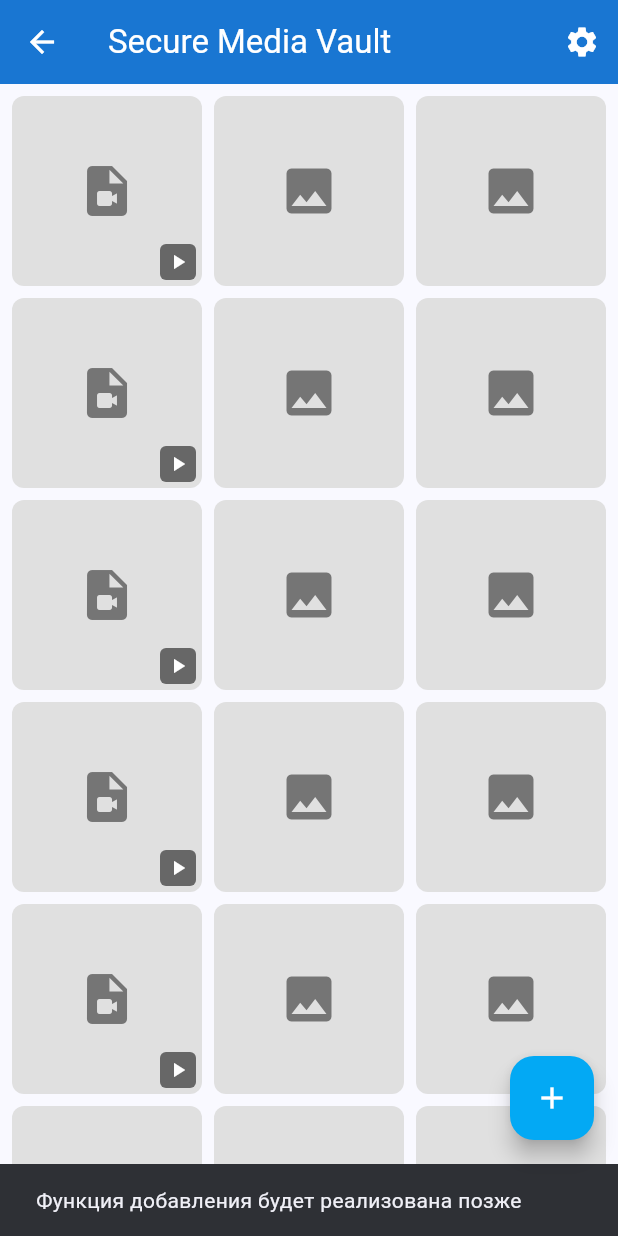
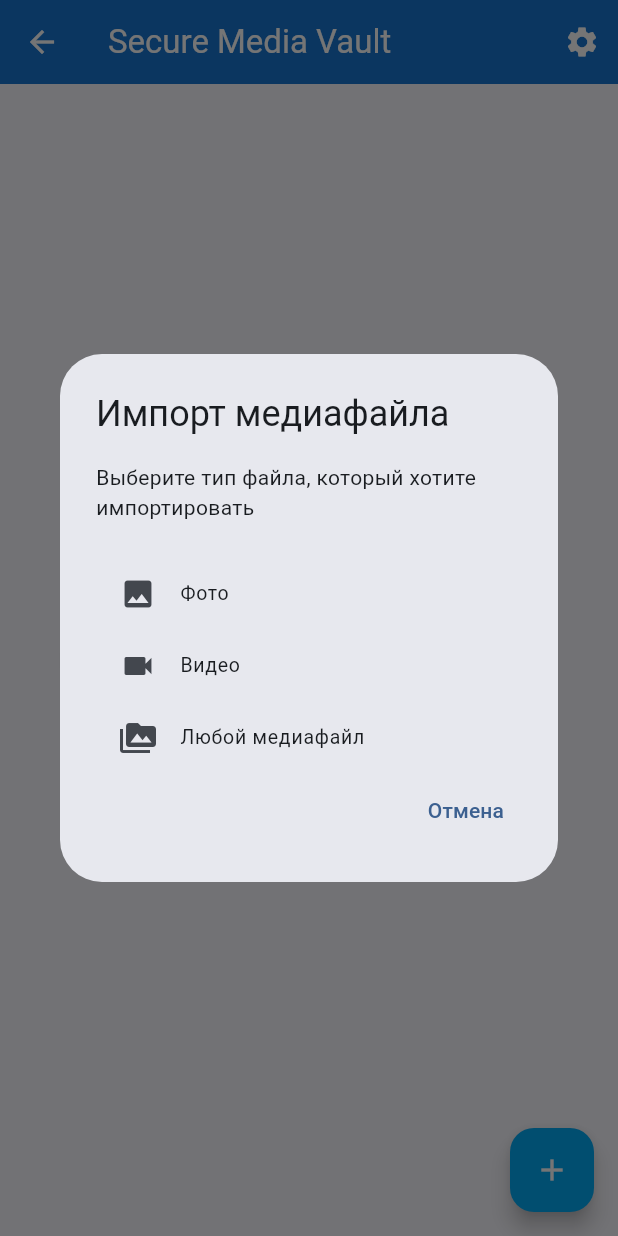
Before and after one commit to z0rgoyok/ios_chipher_app, a Flutter app: the HomePage screen opened directly, after a tap on the "add" icon, on a phone screen of 412 x 824 dp. Run offline on Flutter 3.47's test engine with Material 3 defaults, Android fonts, the phone set to English and light mode, and no system bars; our stand-ins replace equatable, flutter_hooks, flutter_riverpod, flutter_secure_storage, hooks_riverpod, image_picker and 5 more; missing offline and left inert: encrypt, photo_manager; accounts and stored records are empty.

Commit message:
Добавлены разрешения для работы с медиафайлами на Android и iOS, улучшена обработка запросов разрешений. Реализован нотифаер для управления состоянием медиафайлов и добавлен диалог для импорта медиафайлов. Обновлены страницы для отображения и импорта медиафайлов.

```diff
--- a/lib/features/media/data/repositories/media_repository_impl.dart
+++ b/lib/features/media/data/repositories/media_repository_impl.dart
@@ -122,23 +122,36 @@ class MediaRepositoryImpl implements MediaRepository {
     bool removeOriginal = true,
   }) async {
     try {
+      AppLogger.i('Начинаем импорт и шифрование файла: $filePath');
+
       // Проверяем существование файла
+      AppLogger.i('Проверяем существование файла');
       final fileExistsResult = await _fileSystemRepository.fileExists(filePath);
       if (fileExistsResult.isFailure) {
+        AppLogger.e(
+          'Ошибка при проверке существования файла: ${fileExistsResult.failure.message}',
+        );
         return Result.failure(fileExistsResult.failure);
       }
 
       if (!fileExistsResult.value) {
+        AppLogger.e('Исходный файл не существует: $filePath');
         return Result.failure(
           FileSystemFailure(message: 'Исходный файл не существует: $filePath'),
         );
       }
 
+      AppLogger.i('Файл существует');
+
       // Получаем метаданные файла
+      AppLogger.i('Получаем метаданные файла');
       final metadataResult = await _galleryRepository.getMediaMetadata(
         filePath,
       );
       if (metadataResult.isFailure) {
+        AppLogger.e(
+          'Ошибка при получении метаданных файла: ${metadataResult.failure.message}',
+        );
         return Result.failure(metadataResult.failure);
       }
 
@@ -147,33 +160,64 @@ class MediaRepositoryImpl implements MediaRepository {
       final fileType = metadata['type'] as String;
       final fileName = metadata['name'] as String;
 
+      AppLogger.i(
+        'Метаданные файла: тип=$fileType, имя=$fileName, расширение=$extension',
+      );
+
       // Генерируем путь для зашифрованного файла
+      AppLogger.i('Генерируем путь для зашифрованного файла');
       final encryptedPathResult = await _fileSystemRepository
           .generateEncryptedFilePath(extension);
       if (encryptedPathResult.isFailure) {
+        AppLogger.e(
+          'Ошибка при генерации пути для зашифрованного файла: ${encryptedPathResult.failure.message}',
+        );
         return Result.failure(encryptedPathResult.failure);
       }
 
       final encryptedPath = encryptedPathResult.value;
+      AppLogger.i('Сгенерирован путь для зашифрованного файла: $encryptedPath');
 
       // Шифруем файл
+      AppLogger.i('Начинаем шифрование файла');
       final encryptResult = await _cryptoRepository.encryptFile(
         filePath,
         encryptedPath,
       );
       if (encryptResult.isFailure) {
+        AppLogger.e(
+          'Ошибка при шифровании файла: ${encryptResult.failure.message}',
+        );
         return Result.failure(encryptResult.failure);
       }
 
+      AppLogger.i('Файл успешно зашифрован');
+
       // Если файл был успешно зашифрован, удаляем оригинал если требуется
       if (removeOriginal) {
-        await _galleryRepository.deleteFromGallery(filePath);
+        AppLogger.i('Удаляем оригинальный файл');
+        final deleteResult = await _galleryRepository.deleteFromGallery(
+          filePath,
+        );
+
+        if (deleteResult.isFailure) {
+          AppLogger.w(
+            'Не удалось удалить оригинальный файл: ${deleteResult.failure.message}',
+          );
+        } else if (deleteResult.value) {
+          AppLogger.i('Оригинальный файл успешно удален');
+        } else {
+          AppLogger.w('Оригинальный файл не был удален');
+        }
       }
 
       // Генерируем миниатюру для медиафайла (реализация создания миниатюры в реальном приложении)
+      AppLogger.i('Генерируем миниатюру для медиафайла');
       final thumbnailPath = await _generateThumbnail(encryptedPath, fileType);
+      AppLogger.i('Миниатюра создана: $thumbnailPath');
 
       // Создаем запись о медиафайле
+      AppLogger.i('Создаем запись о медиафайле в БД');
       final now = DateTime.now();
       final mediaFile = MediaFileModel(
         id: _uuid.v4(),
@@ -188,15 +232,31 @@ class MediaRepositoryImpl implements MediaRepository {
       );
 
       // Сохраняем в базу данных
-      final db = await _initDatabase();
-      await db.insert(_tableName, mediaFile.toJson());
+      try {
+        AppLogger.i('Инициализируем базу данных');
+        final db = await _initDatabase();
+        AppLogger.i('Добавляем запись в базу данных');
+        await db.insert(_tableName, mediaFile.toJson());
+        AppLogger.i('Запись успешно добавлена в базу данных');
+      } catch (dbError, dbStack) {
+        AppLogger.e('Ошибка при сохранении в базу данных', dbError, dbStack);
+        return Result.failure(
+          DatabaseFailure(
+            message:
+                'Не удалось сохранить данные о медиафайле: ${dbError.toString()}',
+            stackTrace: dbStack,
+          ),
+        );
+      }
 
+      AppLogger.i('Импорт и шифрование файла успешно завершены');
       return Result.success(mediaFile);
     } catch (e, stack) {
       AppLogger.e('Ошибка при импорте и шифровании файла', e, stack);
       return Result.failure(
         MediaGalleryFailure(
-          message: 'Не удалось импортировать и зашифровать файл',
+          message:
+              'Не удалось импортировать и зашифровать файл: ${e.toString()}',
           stackTrace: stack,
         ),
       );
--- /dev/null
+++ b/lib/presentation/pages/home/home_notifier.dart
@@ -0,0 +1,168 @@
+import 'package:hooks_riverpod/hooks_riverpod.dart';
+import 'package:ios_chipher_app/core/utils/dependency_injection.dart';
+import 'package:ios_chipher_app/core/utils/logger.dart';
+import 'package:ios_chipher_app/features/media/domain/entities/media_file.dart';
+import 'package:ios_chipher_app/features/media/domain/entities/media_type.dart';
+import 'package:ios_chipher_app/features/media/domain/usecases/get_all_media_usecase.dart';
+import 'package:ios_chipher_app/features/media/domain/usecases/import_media_usecase.dart';
+
+/// Состояние для медиафайлов
+class MediaState {
+  final List<MediaFile> mediaFiles;
+  final bool isLoading;
+  final String? error;
+
+  const MediaState({
+    this.mediaFiles = const [],
+    this.isLoading = false,
+    this.error,
+  });
+
+  MediaState copyWith({
+    List<MediaFile>? mediaFiles,
+    bool? isLoading,
+    String? error,
+  }) {
+    return MediaState(
+      mediaFiles: mediaFiles ?? this.mediaFiles,
+      isLoading: isLoading ?? this.isLoading,
+      error: error,
+    );
+  }
+}
+
+/// Нотифаер для управления состоянием медиа файлов
+class HomeNotifier extends StateNotifier<MediaState> {
+  final GetAllMediaUseCase _getAllMediaUseCase;
+  final ImportMediaUseCase _importMediaUseCase;
+
+  HomeNotifier({
+    required GetAllMediaUseCase getAllMediaUseCase,
+    required ImportMediaUseCase importMediaUseCase,
+  }) : _getAllMediaUseCase = getAllMediaUseCase,
+       _importMediaUseCase = importMediaUseCase,
+       super(const MediaState());
+
+  /// Загружает все медиафайлы из хранилища
+  Future<void> loadMediaFiles() async {
+    AppLogger.i('Начинаем загрузку медиафайлов');
+    state = state.copyWith(isLoading: true, error: null);
+
+    final result = await _getAllMediaUseCase.call();
+
+    if (result.isSuccess) {
+      AppLogger.i('Успешно загружено ${result.value.length} медиафайлов');
+      state = state.copyWith(mediaFiles: result.value, isLoading: false);
+    } else {
+      final errorMsg = result.failure.message;
+      AppLogger.e('Ошибка при загрузке медиафайлов: $errorMsg');
+      state = state.copyWith(isLoading: false, error: errorMsg);
+    }
+  }
+
+  /// Импортирует изображение из галереи
+  Future<bool> importImage({bool removeOriginal = true}) async {
+    AppLogger.i('Начинаем импорт изображения');
+    state = state.copyWith(isLoading: true, error: null);
+
+    try {
+      final result = await _importMediaUseCase.call(
+        ImportMediaParams(
+          mediaType: MediaType.image,
+          removeOriginal: removeOriginal,
+        ),
+      );
+
+      if (result.isSuccess) {
+        AppLogger.i('Изображение успешно импортировано');
+        await loadMediaFiles(); // Перезагружаем список после импорта
+        return true;
+      } else {
+        final errorMsg = result.failure.message;
+        AppLogger.e(
+          'Ошибка при импорте изображения: $errorMsg',
+          result.failure,
+        );
+        state = state.copyWith(isLoading: false, error: errorMsg);
+        return false;
+      }
+    } catch (e, stackTrace) {
+      final errorMsg =
+          'Непредвиденная ошибка при импорте изображения: ${e.toString()}';
+      AppLogger.e(errorMsg, e, stackTrace);
+      state = state.copyWith(isLoading: false, error: errorMsg);
+      return false;
+    }
+  }
+
+  /// Импортирует видео из галереи
+  Future<bool> importVideo({bool removeOriginal = true}) async {
+    AppLogger.i('Начинаем импорт видео');
+    state = state.copyWith(isLoading: true, error: null);
+
+    try {
+      final result = await _importMediaUseCase.call(
+        ImportMediaParams(
+          mediaType: MediaType.video,
+          removeOriginal: removeOriginal,
+        ),
+      );
+
+      if (result.isSuccess) {
+        AppLogger.i('Видео успешно импортировано');
+        await loadMediaFiles(); // Перезагружаем список после импорта
+        return true;
+      } else {
+        final errorMsg = result.failure.message;
+        AppLogger.e('Ошибка при импорте видео: $errorMsg', result.failure);
+        state = state.copyWith(isLoading: false, error: errorMsg);
+        return false;
+      }
+    } catch (e, stackTrace) {
+      final errorMsg =
+          'Непредвиденная ошибка при импорте видео: ${e.toString()}';
+      AppLogger.e(errorMsg, e, stackTrace);
+      state = state.copyWith(isLoading: false, error: errorMsg);
+      return false;
+    }
+  }
+
+  /// Импортирует любой медиафайл из галереи
+  Future<bool> importMedia({bool removeOriginal = true}) async {
+    AppLogger.i('Начинаем импорт любого медиафайла');
+    state = state.copyWith(isLoading: true, error: null);
+
+    try {
+      final result = await _importMediaUseCase.call(
+        ImportMediaParams(removeOriginal: removeOriginal),
+      );
+
+      if (result.isSuccess) {
+        AppLogger.i('Медиафайл успешно импортирован');
+        await loadMediaFiles(); // Перезагружаем список после импорта
+        return true;
+      } else {
+        final errorMsg = result.failure.message;
+        AppLogger.e('Ошибка при импорте медиафайла: $errorMsg', result.failure);
+        state = state.copyWith(isLoading: false, error: errorMsg);
+        return false;
+      }
+    } catch (e, stackTrace) {
+      final errorMsg =
+          'Непредвиденная ошибка при импорте медиафайла: ${e.toString()}';
+      AppLogger.e(errorMsg, e, stackTrace);
+      state = state.copyWith(isLoading: false, error: errorMsg);
+      return false;
+    }
+  }
+}
+
+/// Провайдер для состояния медиа
+final homeNotifierProvider = StateNotifierProvider<HomeNotifier, MediaState>((
+  ref,
+) {
+  return HomeNotifier(
+    getAllMediaUseCase: ref.watch(DI.getAllMediaUseCaseProvider),
+    importMediaUseCase: ref.watch(DI.importMediaUseCaseProvider),
+  );
+});
--- a/lib/presentation/pages/home/home_page.dart
+++ b/lib/presentation/pages/home/home_page.dart
@@ -1,5 +1,10 @@
 import 'package:flutter/material.dart';
+import 'package:flutter_hooks/flutter_hooks.dart';
 import 'package:hooks_riverpod/hooks_riverpod.dart';
+import 'package:ios_chipher_app/core/utils/logger.dart';
+import 'package:ios_chipher_app/features/media/domain/entities/media_file.dart';
+import 'package:ios_chipher_app/presentation/pages/home/home_notifier.dart';
+import 'package:ios_chipher_app/presentation/pages/home/media_import_dialog.dart';
 import 'package:ios_chipher_app/presentation/pages/media/media_view_page.dart';
 import 'package:ios_chipher_app/presentation/pages/settings/settings_page.dart';
 
@@ -9,41 +14,108 @@ class HomePage extends HookConsumerWidget {
 
   @override
   Widget build(BuildContext context, WidgetRef ref) {
-    // В реальном приложении здесь будет использоваться GetAllMediaUseCase
-    // через провайдер состояния
+    final mediaState = ref.watch(homeNotifierProvider);
 
-    // Временная заглушка для демонстрации интерфейса
-    final demoItems = List.generate(
-      20,
-      (index) => {
-        'id': 'item_$index',
-        'isImage': index % 3 != 0, // Каждый третий элемент - видео
-        'name': 'File_${index + 1}.${index % 3 == 0 ? 'mp4' : 'jpg'}',
+    // Используем useEffect для загрузки данных только при первом построении
+    useEffect(
+      () {
+        AppLogger.i('HomePage: Первичная инициализация');
+        // Вызываем загрузку медиафайлов только один раз при создании виджета
+        Future.microtask(() {
+          ref.read(homeNotifierProvider.notifier).loadMediaFiles();
+        });
+
+        // Возвращаем функцию очистки (если нужно)
+        return null;
       },
-    );
+      const [],
+    ); // Пустой массив означает, что эффект выполнится только один раз
 
     // Метод для добавления медиа
-    void handleAddMedia() {
-      // В реальном приложении здесь будет использоваться ImportMediaUseCase
+    Future<void> handleAddMedia() async {
+      final mediaType = await showMediaImportDialog(context);
+      if (mediaType == null) return;
+
+      bool success = false;
+      String message = '';
+
+      // Показываем индикатор загрузки
+      if (context.mounted) {
         ScaffoldMessenger.of(context).showSnackBar(
           const SnackBar(
-          content: Text('Функция добавления будет реализована позже'),
-          duration: Duration(seconds: 2),
+            content: Text('Импорт медиафайла...'),
+            duration: Duration(seconds: 1),
           ),
         );
       }
 
+      try {
+        AppLogger.i('Начинаем импорт медиафайла типа: $mediaType');
+
+        if (mediaType == 'photo') {
+          success = await ref.read(homeNotifierProvider.notifier).importImage();
+          message = 'Фото успешно импортировано и зашифровано';
+          AppLogger.i('Результат импорта фото: $success');
+        } else if (mediaType == 'video') {
+          success = await ref.read(homeNotifierProvider.notifier).importVideo();
+          message = 'Видео успешно импортировано и зашифровано';
+          AppLogger.i('Результат импорта видео: $success');
+        } else {
+          success = await ref.read(homeNotifierProvider.notifier).importMedia();
+          message = 'Медиафайл успешно импортирован и зашифрован';
+          AppLogger.i('Результат импорта медиа: $success');
+        }
+      } catch (e, stackTrace) {
+        success = false;
+        message = 'Ошибка при импорте: ${e.toString()}';
+        AppLogger.e('Исключение при импорте медиафайла', e, stackTrace);
+      }
+
+      // Показываем сообщение о результате
+      if (context.mounted) {
+        String errorMsg = mediaState.error ?? 'Неизвестная ошибка импорта';
+        AppLogger.w('Сообщение об ошибке: $errorMsg');
+
+        ScaffoldMessenger.of(context).showSnackBar(
+          SnackBar(
+            content: Text(success ? message : errorMsg),
+            backgroundColor: success ? Colors.green : Colors.red,
+            duration: const Duration(seconds: 3),
+            action:
+                success
+                    ? null
+                    : SnackBarAction(
+                      label: 'Детали',
+                      onPressed: () {
+                        showDialog(
+                          context: context,
+                          builder:
+                              (context) => AlertDialog(
+                                title: const Text('Детали ошибки'),
+                                content: Text(errorMsg),
+                                actions: [
+                                  TextButton(
+                                    onPressed: () => Navigator.pop(context),
+                                    child: const Text('OK'),
+                                  ),
+                                ],
+                              ),
+                        );
+                      },
+                    ),
+          ),
+        );
+      }
+    }
+
     // Метод для обработки нажатия на элемент
-    void handleItemTap(Map<String, dynamic> item) {
-      // В реальном приложении здесь будет открываться страница просмотра
+    void handleItemTap(MediaFile item) {
       Navigator.push(
         context,
         MaterialPageRoute(
           builder:
-              (context) => MediaViewPage(
-                mediaId: item['id'] as String,
-                isImage: item['isImage'] as bool,
-              ),
+              (context) =>
+                  MediaViewPage(mediaId: item.id, isImage: item.isImage),
         ),
       );
     }
@@ -63,26 +135,49 @@ class HomePage extends HookConsumerWidget {
           ),
         ],
       ),
-      body:
-          demoItems.isEmpty
-              ? const Center(
+      body: _buildBody(context, mediaState, handleItemTap),
+      floatingActionButton: FloatingActionButton(
+        onPressed: handleAddMedia,
+        tooltip: 'Добавить медиафайл',
+        child: const Icon(Icons.add),
+      ),
+    );
+  }
+
+  /// Строит основное содержимое страницы
+  Widget _buildBody(
+    BuildContext context,
+    MediaState state,
+    void Function(MediaFile) onItemTap,
+  ) {
+    // Показываем индикатор загрузки
+    if (state.isLoading) {
+      return const Center(child: CircularProgressIndicator());
+    }
+
+    // Показываем сообщение, если нет медиафайлов
+    if (state.mediaFiles.isEmpty) {
+      return const Center(
         child: Text(
           'Нет файлов. Нажмите "+" чтобы добавить файлы',
           textAlign: TextAlign.center,
         ),
-              )
-              : GridView.builder(
+      );
+    }
+
+    // Показываем сетку с медиафайлами
+    return GridView.builder(
       padding: const EdgeInsets.all(8),
       gridDelegate: const SliverGridDelegateWithFixedCrossAxisCount(
         crossAxisCount: 3,
         crossAxisSpacing: 8,
         mainAxisSpacing: 8,
       ),
-                itemCount: demoItems.length,
+      itemCount: state.mediaFiles.length,
       itemBuilder: (context, index) {
-                  final item = demoItems[index];
+        final item = state.mediaFiles[index];
         return GestureDetector(
-                    onTap: () => handleItemTap(item),
+          onTap: () => onItemTap(item),
           child: Container(
             decoration: BoxDecoration(
               color: Colors.grey[300],
@@ -91,17 +186,15 @@ class HomePage extends HookConsumerWidget {
             child: Stack(
               alignment: Alignment.center,
               children: [
-                          // Здесь в реальном приложении будет отображаться миниатюра
+                // В реальном приложении здесь будет отображаться миниатюра
                 Icon(
-                            item['isImage'] as bool
-                                ? Icons.image
-                                : Icons.video_file,
+                  item.isImage ? Icons.image : Icons.video_file,
                   size: 40,
                   color: Colors.grey[600],
                 ),
 
                 // Индикатор типа файла
-                          if (!(item['isImage'] as bool))
+                if (!item.isImage)
                   Positioned(
                     bottom: 4,
                     right: 4,
@@ -123,12 +216,6 @@ class HomePage extends HookConsumerWidget {
           ),
         );
       },
-              ),
-      floatingActionButton: FloatingActionButton(
-        onPressed: handleAddMedia,
-        tooltip: 'Добавить медиафайл',
-        child: const Icon(Icons.add),
-      ),
     );
   }
 }
--- /dev/null
+++ b/lib/presentation/pages/home/media_import_dialog.dart
@@ -0,0 +1,68 @@
+import 'package:flutter/material.dart';
+import 'package:ios_chipher_app/core/utils/logger.dart';
+
+/// Диалог для выбора типа медиафайла при импорте
+class MediaImportDialog extends StatelessWidget {
+  const MediaImportDialog({super.key});
+
+  @override
+  Widget build(BuildContext context) {
+    return AlertDialog(
+      title: const Text('Импорт медиафайла'),
+      content: const Text('Выберите тип файла, который хотите импортировать'),
+      actions: [
+        _buildImportOption(context, 'Фото', Icons.photo, () {
+          AppLogger.i('Выбран импорт фото');
+          Navigator.of(context).pop('photo');
+        }),
+        _buildImportOption(context, 'Видео', Icons.videocam, () {
+          AppLogger.i('Выбран импорт видео');
+          Navigator.of(context).pop('video');
+        }),
+        _buildImportOption(context, 'Любой медиафайл', Icons.perm_media, () {
+          AppLogger.i('Выбран импорт любого медиафайла');
+          Navigator.of(context).pop('any');
+        }),
+        TextButton(
+          onPressed: () {
+            AppLogger.i('Импорт отменен пользователем');
+            Navigator.of(context).pop();
+          },
+          child: const Text('Отмена'),
+        ),
+      ],
+    );
+  }
+
+  /// Создает кнопку для выбора типа медиафайла
+  Widget _buildImportOption(
+    BuildContext context,
+    String title,
+    IconData icon,
+    VoidCallback onTap,
+  ) {
+    return ListTile(
+      leading: Icon(icon),
+      title: Text(title),
+      onTap: onTap,
+      dense: true,
+    );
+  }
+}
+
+/// Показывает диалог выбора типа медиафайла
+///
+/// Возвращает выбранный тип:
+/// - 'photo' - фото
+/// - 'video' - видео
+/// - 'any' - любой медиафайл
+/// - null - если диалог был закрыт
+Future<String?> showMediaImportDialog(BuildContext context) async {
+  AppLogger.i('Открываем диалог выбора медиафайла');
+  return showDialog<String>(
+    context: context,
+    builder: (BuildContext context) {
+      return const MediaImportDialog();
+    },
+  );
+}
```
Also changed, not shown: lib/features/media/data/repositories/gallery_repository_impl.dart (+185 -24 lines), 4 other files. Lines whose indentation alone changed are shown as unchanged.
